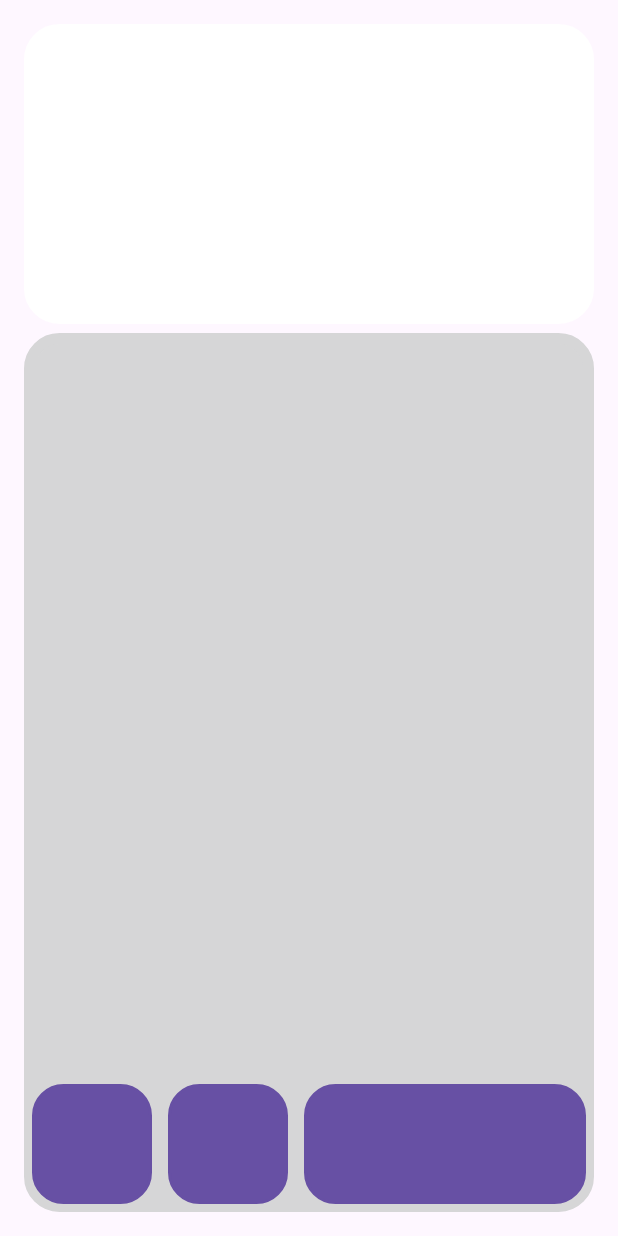
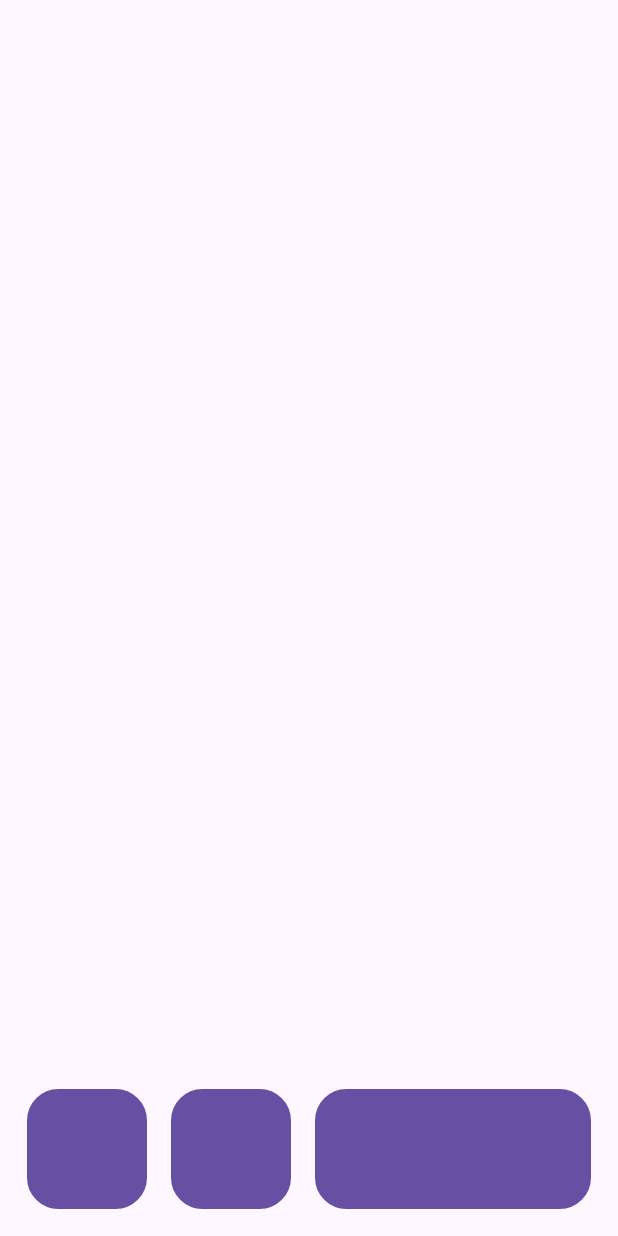
Before and after one commit to RafaelVieira404/photons_app, an Android app: the layout main_screen.xml on its own in the app's theme, with its tools: preview values and no code run, on a phone screen of 412 x 824 dp. Run offline under Robolectric (Android 15) with nearby library versions, the phone set to English and light mode, and no system bars.

Commit message:
Save progress

```diff
--- a/app/src/main/java/com/example/android_photonsapp/MainActivity.java
+++ b/app/src/main/java/com/example/android_photonsapp/MainActivity.java
@@ -14,7 +14,7 @@ public class MainActivity extends AppCompatActivity {
     protected void onCreate(Bundle savedInstanceState) {
         super.onCreate(savedInstanceState);
         EdgeToEdge.enable(this);
-        setContentView(R.layout.activity_main);
+        setContentView(R.layout.main_screen);
         ViewCompat.setOnApplyWindowInsetsListener(findViewById(R.id.main), (v, insets) -> {
             Insets systemBars = insets.getInsets(WindowInsetsCompat.Type.systemBars());
             v.setPadding(systemBars.left, systemBars.top, systemBars.right, systemBars.bottom);
--- a/app/src/main/res/layout/activity_main.xml
+++ b/app/src/main/res/layout/activity_main.xml
@@ -2,7 +2,6 @@
 <RelativeLayout xmlns:android="http://schemas.android.com/apk/res/android"
     xmlns:app="http://schemas.android.com/apk/res-auto"
     xmlns:tools="http://schemas.android.com/tools"
-    android:id="@+id/main"
     android:layout_width="match_parent"
     android:layout_height="match_parent"
     tools:context=".MainActivity">
--- a/app/src/main/res/layout/main_screen.xml
+++ b/app/src/main/res/layout/main_screen.xml
@@ -1,61 +1,51 @@
 <?xml version="1.0" encoding="utf-8"?>
 <RelativeLayout xmlns:android="http://schemas.android.com/apk/res/android"
+    xmlns:tools="http://schemas.android.com/tools"
     android:layout_width="match_parent"
     android:layout_height="match_parent"
-    android:id="@+id/main_fragment"
-    android:layout_margin="16dp"
+    android:id="@+id/main"
+    android:layout_margin="10dp"
 
     >
-
-    <RelativeLayout
-        android:id="@+id/main_title"
-        android:layout_width="match_parent"
-        android:layout_height="200dp"
-        android:layout_alignParentStart="true"
-        android:layout_alignParentEnd="true"
-        android:layout_alignParentTop="true"
-        android:background="@drawable/rectangle_round_corners"
-        android:backgroundTint="@color/white">
-    </RelativeLayout>
 
     <RelativeLayout
         android:id="@+id/main_body"
         android:layout_width="match_parent"
         android:layout_height="wrap_content"
-        android:layout_below="@+id/main_title"
-        android:layout_alignStart="@+id/main_title"
-        android:layout_alignEnd="@+id/main_title"
         android:layout_alignParentBottom="true"
         android:layout_marginTop="6dp"
         android:background="@drawable/rectangle_round_corners"
-        android:backgroundTint="@color/b">
-
-    </RelativeLayout>
+        android:backgroundTint="@color/black" />
 
     <Button
         android:id="@+id/left_bottom_button_main"
+        android:layout_width="80dp"
+        android:layout_height="80dp"
         android:layout_alignParentStart="true"
         android:layout_alignParentBottom="true"
-        android:layout_width="80dp"
-        android:layout_height="80dp"
-        android:layout_marginBottom="5dp"
-        android:layout_marginStart="5dp"
-        android:layout_marginEnd="5dp"
+        android:layout_marginStart="8dp"
+        android:layout_marginEnd="8dp"
+        android:layout_marginBottom="8dp"
         android:background="@drawable/round_button"
-        >
+        android:contentDescription="@string/todo"
+        tools:ignore="DuplicateSpeakableTextCheck">
+
     </Button>
+
     <Button
         android:id="@+id/center_bottom_button_main"
         android:layout_alignParentBottom="true"
         android:layout_width="80dp"
         android:layout_height="80dp"
         android:background="@drawable/round_button"
-        android:layout_marginBottom="5dp"
-        android:layout_marginStart="5dp"
-        android:layout_marginEnd="5dp"
+        android:layout_marginBottom="8dp"
+        android:layout_marginStart="8dp"
+        android:layout_marginEnd="8dp"
+        android:contentDescription="@string/todo"
         android:layout_toEndOf="@+id/left_bottom_button_main"
         >
     </Button>
+
     <Button
         android:id="@+id/right_bottom_button_main"
         android:layout_alignParentBottom="true"
@@ -63,18 +53,12 @@
         android:layout_height="80dp"
         android:background="@drawable/round_button"
         android:layout_toEndOf="@id/center_bottom_button_main"
-        android:layout_marginBottom="5dp"
-        android:layout_marginStart="5dp"
-        android:layout_marginEnd="5dp"
+        android:layout_marginBottom="8dp"
+        android:layout_marginStart="8dp"
+        android:layout_marginEnd="8dp"
+        android:contentDescription="@string/todo"
         android:layout_alignParentEnd="true"
         >
     </Button>
 
-
-
-
-
-
-
-
 </RelativeLayout>
--- a/app/src/main/res/values/strings.xml
+++ b/app/src/main/res/values/strings.xml
@@ -5,4 +5,5 @@
     <string name="settings_selector">Settings</string>
     <string name="camera_start">Start measurements</string>
     <string name="information_about_camera">Posicione a camera no local onde a planta ficará</string>
+    <string name="todo">TODO</string>
 </resources>
```
Also changed, not shown: app/src/main/res/drawable/baseline_restart_alt_24.xml (added, +7 -0 lines), app/src/main/res/layout/fragment_plants_activity.xml (+15 -16 lines).
